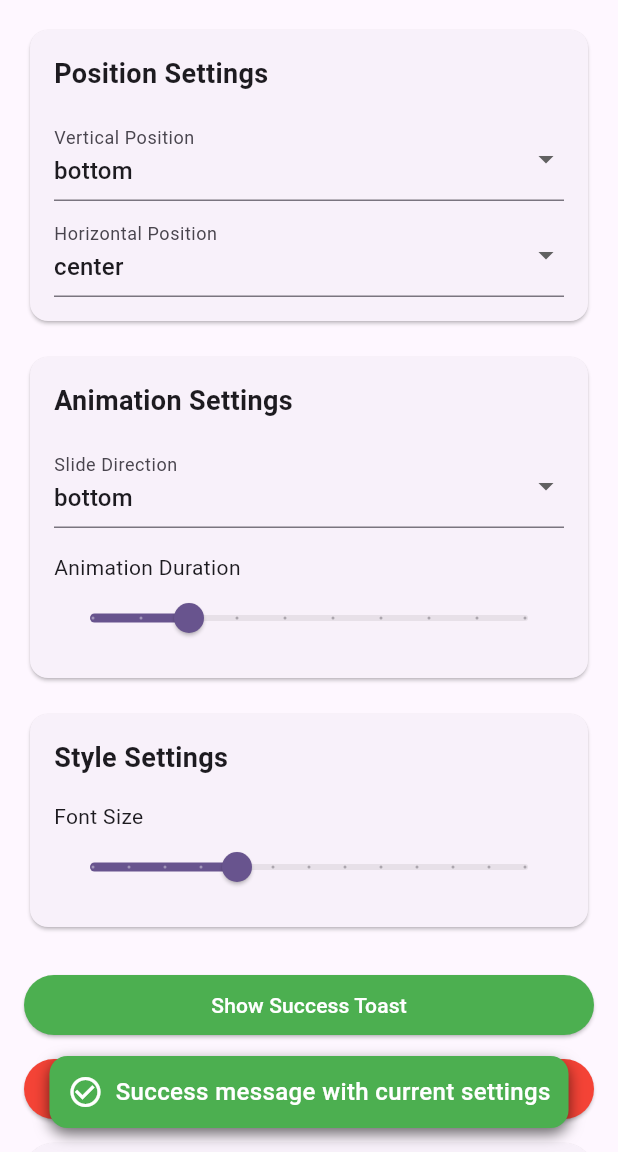
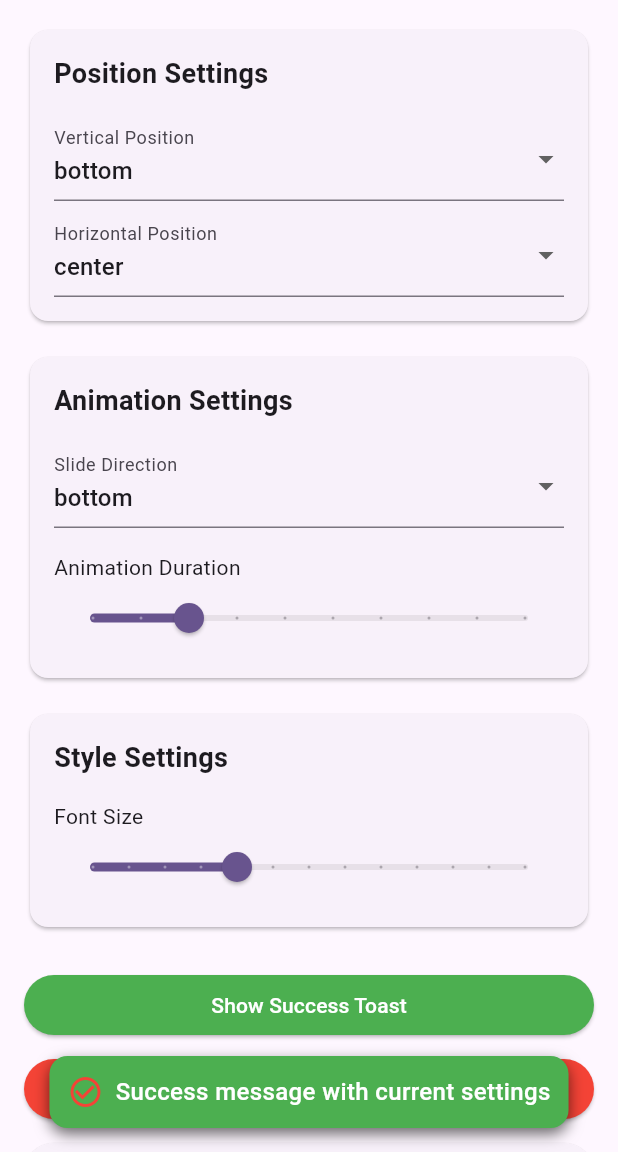
Before and after one commit to zohaibanwer984/mini_toast, a Flutter app: the screen it shows after launch, after a tap on "Show Success Toast", on a phone screen of 412 x 824 dp, the part 84-1236 px from its top. Run offline on Flutter 3.47's test engine with Material 3 defaults, Android fonts, the phone set to English and light mode, and no system bars.

Commit message:
updated to add global overide color of icon

```diff
--- a/example/lib/main.dart
+++ b/example/lib/main.dart
@@ -45,6 +45,7 @@ class _MyHomePageState extends State<MyHomePage> {
           fontSize: _fontSize,
           fontWeight: FontWeight.w500,
         ),
+        iconColor: Colors.red,
         horizontalPosition: _horizontalPosition,
         verticalPosition: _verticalPosition,
         slideDirection: _slideDirection,
--- a/lib/src/quick_toast.dart
+++ b/lib/src/quick_toast.dart
@@ -31,7 +31,7 @@ class QuickToast {
       variant: variant,
       duration: displayDuration ?? _config.displayDuration,
       textStyle: textStyle,
-      iconColor: iconColor,
+      iconColor: iconColor ?? _config.iconColor,
       horizontalPosition: _config.horizontalPosition,
       verticalPosition: _config.verticalPosition,
     );
--- a/lib/src/widgets/toast_view.dart
+++ b/lib/src/widgets/toast_view.dart
@@ -78,8 +78,9 @@ class _ToastViewState extends State<ToastView>
                 children: [
                   Icon(
                     widget.data.variant.icon,
-                    color:
-                        widget.data.iconColor ?? widget.data.variant.textColor,
+                    color: widget.data.iconColor ??
+                        widget.config.iconColor ??
+                        widget.data.variant.textColor,
                   ),
                   Text(
                     widget.data.message,
```
